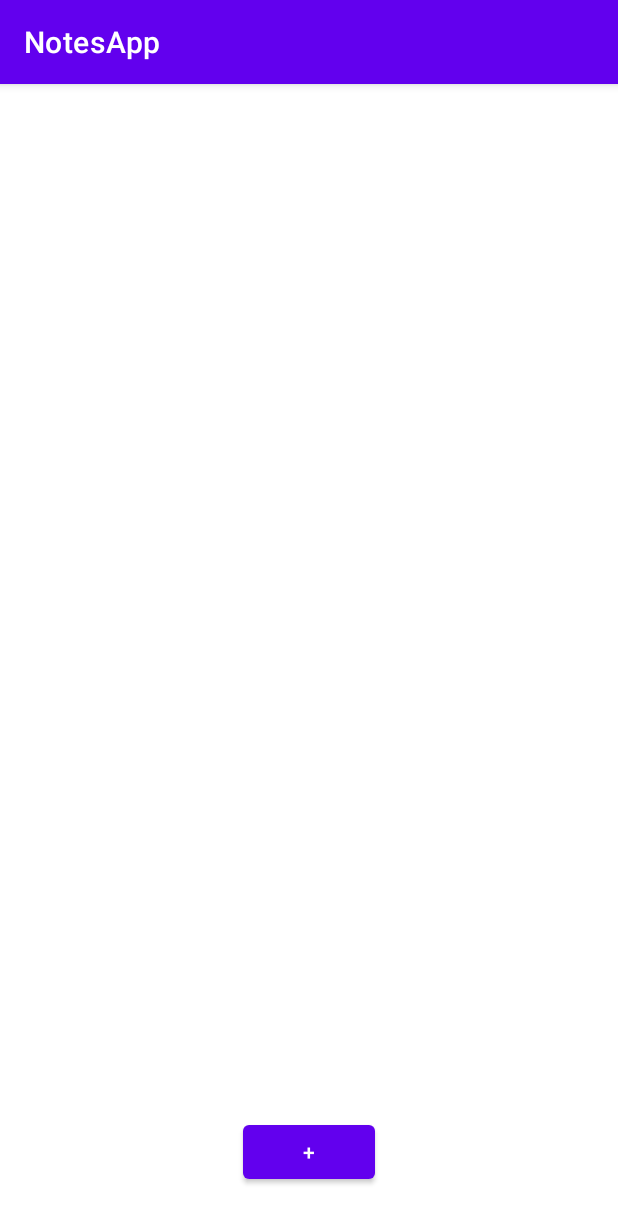
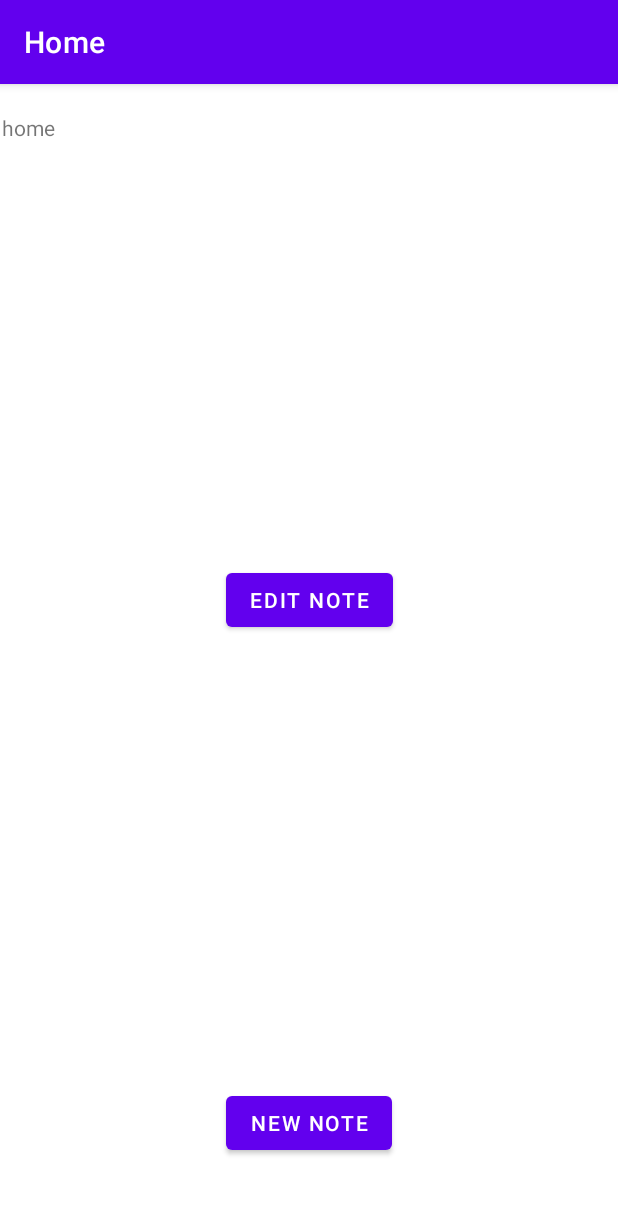
Before and after one commit to ffuszthaler/NotesApp, an Android app: the screen it shows after launch (MainActivity), on a phone screen of 412 x 824 dp. Shown: the top 1223 px of the screen. Run offline under Robolectric (Android 15) with nearby library versions, the phone set to English and light mode, and no system bars; our stand-ins replace navigation-ui.

Commit message:
added fragments and navgraph

```diff
--- a/app/build.gradle
+++ b/app/build.gradle
@@ -39,10 +39,11 @@ dependencies {
 
     implementation 'androidx.legacy:legacy-support-v4:1.0.0'
     implementation 'androidx.recyclerview:recyclerview:1.2.1'
+
     def nav_version = "2.5.3"
-
     implementation "androidx.navigation:navigation-fragment-ktx:$nav_version"
     implementation "androidx.navigation:navigation-ui-ktx:$nav_version"
+    implementation "androidx.navigation:navigation-dynamic-features-fragment:$nav_version"
 
     implementation 'androidx.core:core-ktx:1.7.0'
     implementation 'androidx.appcompat:appcompat:1.5.1'
--- /dev/null
+++ b/app/src/main/java/com/ffuszthaler/notesapp/HomeFragment.kt
@@ -0,0 +1,35 @@
+package com.ffuszthaler.notesapp
+
+import android.os.Bundle
+import androidx.fragment.app.Fragment
+import android.view.LayoutInflater
+import android.view.View
+import android.view.ViewGroup
+import android.widget.Button
+import androidx.navigation.fragment.findNavController
+
+class HomeFragment : Fragment() {
+    override fun onCreate(savedInstanceState: Bundle?) {
+        super.onCreate(savedInstanceState)
+    }
+
+    override fun onCreateView(
+        inflater: LayoutInflater, container: ViewGroup?,
+        savedInstanceState: Bundle?
+    ): View? {
+        // Inflate the layout for this fragment
+        val view = inflater.inflate(R.layout.fragment_home, container, false)
+
+        val newNoteButton = view.findViewById<Button>(R.id.newNoteButton)
+        newNoteButton.setOnClickListener {
+            findNavController().navigate(R.id.action_homeFragment_to_newNoteFragment)
+        }
+
+        // temporary, will probably be apart of the recycleview for the note list
+        val editNoteButton = view.findViewById<Button>(R.id.editNoteButton)
+        editNoteButton.setOnClickListener {
+            findNavController().navigate(R.id.action_homeFragment_to_editNoteFragment)
+        }
+        return view
+    }
+}
--- a/app/src/main/java/com/ffuszthaler/notesapp/MainActivity.kt
+++ b/app/src/main/java/com/ffuszthaler/notesapp/MainActivity.kt
@@ -4,8 +4,12 @@ import androidx.appcompat.app.AppCompatActivity
 import android.os.Bundle
 import android.view.View
 import android.widget.Button
+import androidx.navigation.NavController
+import androidx.navigation.fragment.NavHostFragment
+import androidx.navigation.ui.setupActionBarWithNavController
 
 class MainActivity : AppCompatActivity() {
+    private lateinit var navController: NavController
 
     override fun onCreate(savedInstanceState: Bundle?) {
         super.onCreate(savedInstanceState)
@@ -13,9 +17,20 @@ class MainActivity : AppCompatActivity() {
 
         val notesDB = DatabaseHandler(this)
 
-        val addNoteButton = findViewById<Button>(R.id.addNoteButton) as Button
-        addNoteButton.setOnClickListener {
-            notesDB.insertData("title1", "hi there... :>", "shopping")
-        }
+        val navHostFragment = supportFragmentManager.findFragmentById(R.id.noteFragmentContainerView) as NavHostFragment
+        navController = navHostFragment.navController
+
+        // back buttons in navbar
+        setupActionBarWithNavController(navController)
+
+//        val addNoteButton = findViewById<Button>(R.id.addNoteButton) as Button
+//        addNoteButton.setOnClickListener {
+//            notesDB.insertData("title1", "hi there... :>", "shopping")
+//        }
+    }
+
+    // correctly handle back stack with fragments
+    override fun onSupportNavigateUp(): Boolean {
+        return navController.navigateUp() || super.onSupportNavigateUp()
     }
 }
--- a/app/src/main/res/layout/activity_main.xml
+++ b/app/src/main/res/layout/activity_main.xml
@@ -6,14 +6,25 @@
     android:layout_height="match_parent"
     tools:context=".MainActivity">
 
-    <Button
-        android:id="@+id/addNoteButton"
-        android:layout_width="wrap_content"
-        android:layout_height="wrap_content"
-        android:layout_marginBottom="32dp"
-        android:text="+"
+    <!--    <Button-->
+    <!--        android:id="@+id/addNoteButton"-->
+    <!--        android:layout_width="wrap_content"-->
+    <!--        android:layout_height="wrap_content"-->
+    <!--        android:layout_marginBottom="32dp"-->
+    <!--        android:text="+"-->
+    <!--        app:layout_constraintBottom_toBottomOf="parent"-->
+    <!--        app:layout_constraintEnd_toEndOf="parent"-->
+    <!--        app:layout_constraintStart_toStartOf="parent" />-->
+
+    <androidx.fragment.app.FragmentContainerView
+        android:id="@+id/noteFragmentContainerView"
+        android:name="androidx.navigation.fragment.NavHostFragment"
+        android:layout_width="409dp"
+        android:layout_height="729dp"
+        app:defaultNavHost="true"
         app:layout_constraintBottom_toBottomOf="parent"
         app:layout_constraintEnd_toEndOf="parent"
-        app:layout_constraintStart_toStartOf="parent" />
-
+        app:layout_constraintStart_toStartOf="parent"
+        app:layout_constraintTop_toTopOf="parent"
+        app:navGraph="@navigation/notes_nav" />
 </androidx.constraintlayout.widget.ConstraintLayout>
--- /dev/null
+++ b/app/src/main/res/layout/fragment_home.xml
@@ -0,0 +1,35 @@
+<?xml version="1.0" encoding="utf-8"?>
+<androidx.constraintlayout.widget.ConstraintLayout xmlns:android="http://schemas.android.com/apk/res/android"
+    xmlns:app="http://schemas.android.com/apk/res-auto"
+    xmlns:tools="http://schemas.android.com/tools"
+    android:layout_width="match_parent"
+    android:layout_height="match_parent"
+    tools:context=".HomeFragment">
+
+    <TextView
+        android:id="@+id/textView"
+        android:layout_width="match_parent"
+        android:layout_height="match_parent"
+        android:text="home" />
+
+    <Button
+        android:id="@+id/newNoteButton"
+        android:layout_width="wrap_content"
+        android:layout_height="wrap_content"
+        android:layout_marginBottom="32dp"
+        android:text="New Note"
+        app:layout_constraintBottom_toBottomOf="@+id/textView"
+        app:layout_constraintEnd_toEndOf="parent"
+        app:layout_constraintStart_toStartOf="parent" />
+
+    <Button
+        android:id="@+id/editNoteButton"
+        android:layout_width="wrap_content"
+        android:layout_height="wrap_content"
+        android:text="Edit Note"
+        app:layout_constraintBottom_toTopOf="@+id/newNoteButton"
+        app:layout_constraintEnd_toEndOf="parent"
+        app:layout_constraintStart_toStartOf="parent"
+        app:layout_constraintTop_toTopOf="parent" />
+
+</androidx.constraintlayout.widget.ConstraintLayout>
--- /dev/null
+++ b/app/src/main/res/navigation/notes_nav.xml
@@ -0,0 +1,42 @@
+<?xml version="1.0" encoding="utf-8"?>
+<navigation xmlns:android="http://schemas.android.com/apk/res/android"
+    xmlns:app="http://schemas.android.com/apk/res-auto"
+    xmlns:tools="http://schemas.android.com/tools"
+    android:id="@+id/notes_nav"
+    app:startDestination="@id/homeFragment">
+
+    <fragment
+        android:id="@+id/homeFragment"
+        android:name="com.ffuszthaler.notesapp.HomeFragment"
+        android:label="Home"
+        tools:layout="@layout/fragment_home" >
+        <action
+            android:id="@+id/action_homeFragment_to_newNoteFragment"
+            app:destination="@id/newNoteFragment" />
+        <action
+            android:id="@+id/action_homeFragment_to_editNoteFragment"
+            app:destination="@id/editNoteFragment" />
+    </fragment>
+    <fragment
+        android:id="@+id/newNoteFragment"
+        android:name="com.ffuszthaler.notesapp.NewNoteFragment"
+        android:label="New Note"
+        tools:layout="@layout/fragment_new_note" >
+        <action
+            android:id="@+id/action_newNoteFragment_to_homeFragment"
+            app:destination="@id/homeFragment"
+            app:popUpTo="@id/homeFragment"
+            app:popUpToInclusive="true" />
+    </fragment>
+    <fragment
+        android:id="@+id/editNoteFragment"
+        android:name="com.ffuszthaler.notesapp.EditNoteFragment"
+        android:label="Edit Note"
+        tools:layout="@layout/fragment_edit_note" >
+        <action
+            android:id="@+id/action_editNoteFragment_to_homeFragment"
+            app:destination="@id/homeFragment"
+            app:popUpTo="@id/homeFragment"
+            app:popUpToInclusive="true" />
+    </fragment>
+</navigation>
```
Also changed, not shown: app/src/main/java/com/ffuszthaler/notesapp/EditNoteFragment.kt (added, +30 -0 lines), app/src/main/java/com/ffuszthaler/notesapp/NewNoteFragment.kt (added, +30 -0 lines), app/src/main/res/layout/fragment_edit_note.xml (added, +24 -0 lines), app/src/main/res/layout/fragment_new_note.xml (added, +24 -0 lines).
